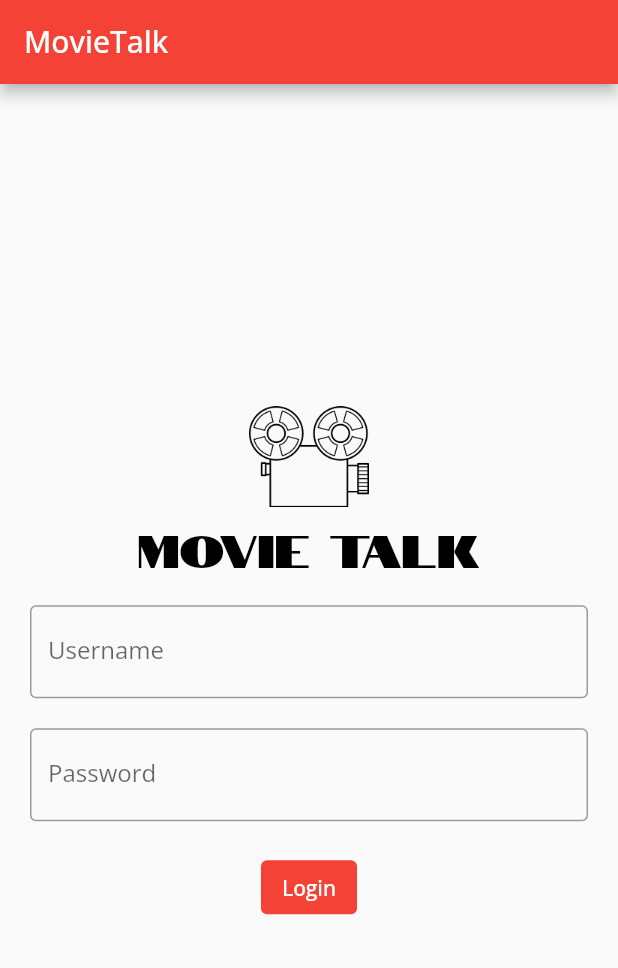
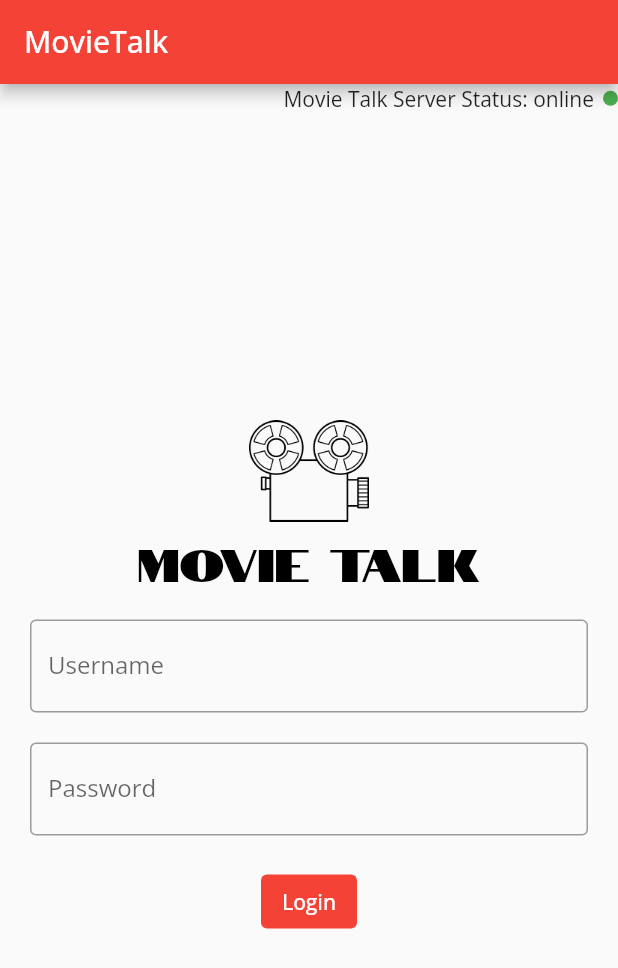
Before and after one commit to danielmbutler/MovieTalk-Flutter, a Flutter app: the screen it shows after launch, on a phone screen of 412 x 824 dp. Shown: the top 968 px of the screen. Run offline on Flutter 3.47's test engine with Material 2 defaults, Android fonts, the phone set to English and light mode, and no system bars.

Commit message:
added server status indicator

```diff
--- a/app/lib/screens/login_screen.dart
+++ b/app/lib/screens/login_screen.dart
@@ -1,4 +1,5 @@
 import 'package:app/screens/widgets/login_box.dart';
+import 'package:app/screens/widgets/server_status.dart';
 import 'package:flutter/cupertino.dart';
 import 'package:flutter/material.dart';
 
@@ -22,11 +23,14 @@ class _LoginScreen extends State<LoginScreen> {
         ),
       ),
       body: SafeArea(
-        child: Align(
-          alignment: Alignment.center,
-          child: LoginBox(),
-        ),
-      ),
+          child: Column(
+        children: [
+          ServerStatus("online", true),
+          Expanded(
+            child: LoginBox(),
+          ),
+        ],
+      )),
     );
   }
 }
--- a/app/lib/screens/widgets/login_box.dart
+++ b/app/lib/screens/widgets/login_box.dart
@@ -14,6 +14,7 @@ class _LoginBoxState extends State<LoginBox> {
   Widget build(BuildContext context) {
     return Column(
       mainAxisAlignment: MainAxisAlignment.center,
+      crossAxisAlignment: CrossAxisAlignment.center,
       children: [
         Image.asset('assets/images/movie_reel.png', height: 80, width: 80),
         const Text(
--- /dev/null
+++ b/app/lib/screens/widgets/server_status.dart
@@ -0,0 +1,37 @@
+import 'package:flutter/cupertino.dart';
+import 'package:flutter/material.dart';
+
+class ServerStatus extends StatefulWidget {
+   final String message;
+   final bool isServerRunning;
+   ServerStatus(this.message,this.isServerRunning);
+
+  @override
+  _ServerStatusState createState() => _ServerStatusState(message, isServerRunning);
+}
+
+class _ServerStatusState extends State<ServerStatus> {
+  final String message;
+  final bool isServerRunning;
+  _ServerStatusState(this.message, this.isServerRunning);
+
+  @override
+  Widget build(BuildContext context) {
+    return Row(
+      mainAxisAlignment: MainAxisAlignment.end,
+      children: [
+        Text(
+            "Movie Talk Server Status: $message"
+        ),
+        const Padding(padding: EdgeInsets.only(right: 6.0)),
+        Container(
+          width: 10.0,
+          height: 10.0,
+          decoration: BoxDecoration(
+            color: isServerRunning ? Colors.green : Colors.red,
+            shape: BoxShape.circle,
+          ),)
+      ],
+    );
+  }
+}
```
Also changed, not shown: 2 other files.
